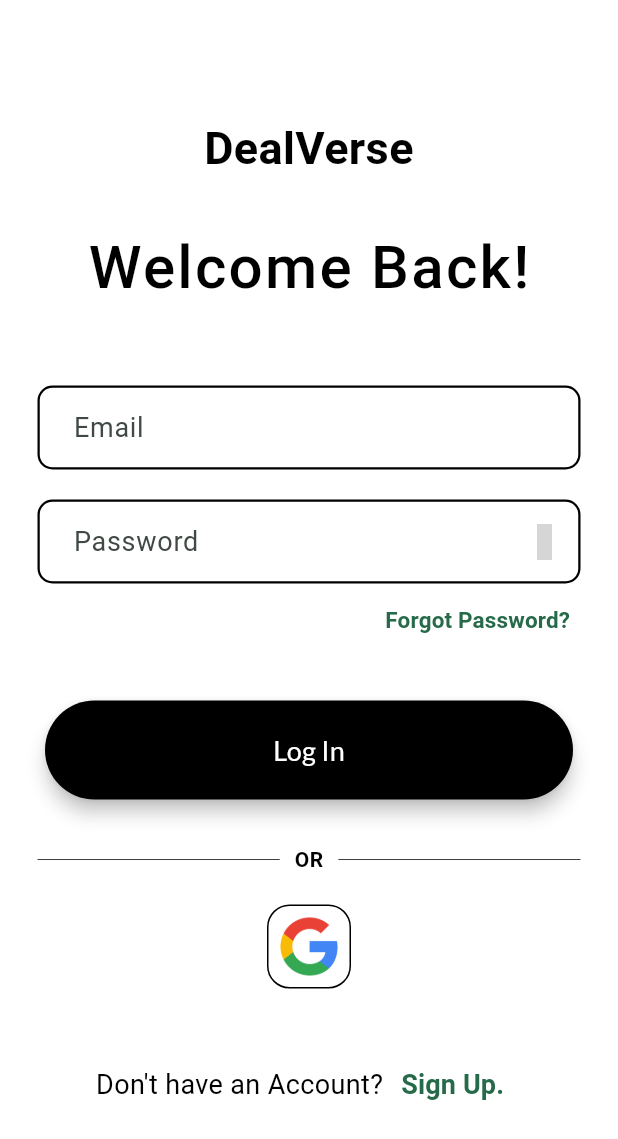
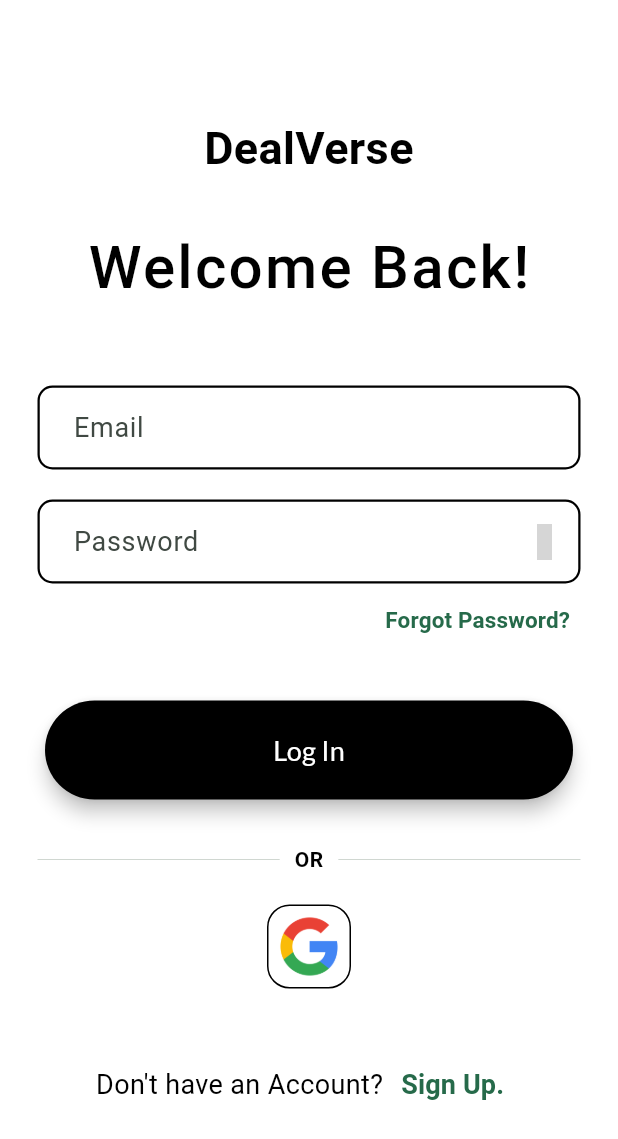
Before and after one commit to IsharaNawa/ecom_app, a Flutter app: the LoginScreen screen opened directly, on a phone screen of 412 x 824 dp. Shown: the top 1139 px of the screen. Run offline on Flutter 3.47's test engine with Material 3 defaults, Android fonts, the phone set to English and light mode, and no system bars; drawn by our look-alikes of shimmer; our stand-ins replace card_swiper, cloud_firestore, email_validator, fancy_shimmer_image, firebase_auth, firebase_core and 7 more; missing offline and left inert: dynamic_height_grid_view; accounts and stored records are empty; Roboto replaces fonts that are missing (Oxygen, Ubuntu); grey boxes are pictures that could not be loaded.

Commit message:
added some more information

```diff
--- a/lib/constants/theme_data.dart
+++ b/lib/constants/theme_data.dart
@@ -33,6 +33,7 @@ class Styles {
                 ),
               ),
             ),
+            dividerColor: AppColors.lightScaffoldColor,
             inputDecorationTheme: InputDecorationTheme(
               enabledBorder: OutlineInputBorder(
                 borderRadius: const BorderRadius.all(
@@ -105,8 +106,8 @@ class Styles {
                 ),
               ),
             ),
+            dividerColor: AppColors.darkScaffoldColor,
             inputDecorationTheme: InputDecorationTheme(
-              // Error text color
               enabledBorder: OutlineInputBorder(
                 borderRadius: const BorderRadius.all(
                   Radius.circular(
--- a/lib/screens/auth_screens/login_screen.dart
+++ b/lib/screens/auth_screens/login_screen.dart
@@ -332,19 +332,16 @@ class _LoginScreenState extends ConsumerState<LoginScreen> {
                             const SizedBox(
                               height: 30,
                             ),
-                            Row(
+                            const Row(
                               children: [
                                 Expanded(
                                   child: Divider(
                                     indent: 25,
                                     endIndent: 10,
                                     thickness: 0.5,
-                                    color: isDarkmodeOn
-                                        ? Colors.white
-                                        : Colors.black,
                                   ),
                                 ),
-                                const Text(
+                                Text(
                                   "OR",
                                   style: TextStyle(
                                     fontWeight: FontWeight.bold,
@@ -356,9 +353,6 @@ class _LoginScreenState extends ConsumerState<LoginScreen> {
                                     indent: 10,
                                     endIndent: 25,
                                     thickness: 0.5,
-                                    color: isDarkmodeOn
-                                        ? Colors.white
-                                        : Colors.black,
                                   ),
                                 ),
                               ],
--- a/lib/screens/auth_screens/signup_screen.dart
+++ b/lib/screens/auth_screens/signup_screen.dart
@@ -308,17 +308,16 @@ class _SignupScreenState extends ConsumerState<SignupScreen> {
                       const SizedBox(
                         height: 30,
                       ),
-                      Row(
+                      const Row(
                         children: [
                           Expanded(
                             child: Divider(
                               indent: 25,
                               endIndent: 10,
                               thickness: 0.5,
-                              color: isDarkmodeOn ? Colors.white : Colors.black,
                             ),
                           ),
-                          const Text(
+                          Text(
                             "OR",
                             style: TextStyle(
                               fontWeight: FontWeight.bold,
@@ -330,7 +329,6 @@ class _SignupScreenState extends ConsumerState<SignupScreen> {
                               indent: 10,
                               endIndent: 25,
                               thickness: 0.5,
-                              color: isDarkmodeOn ? Colors.white : Colors.black,
                             ),
                           ),
                         ],
```
